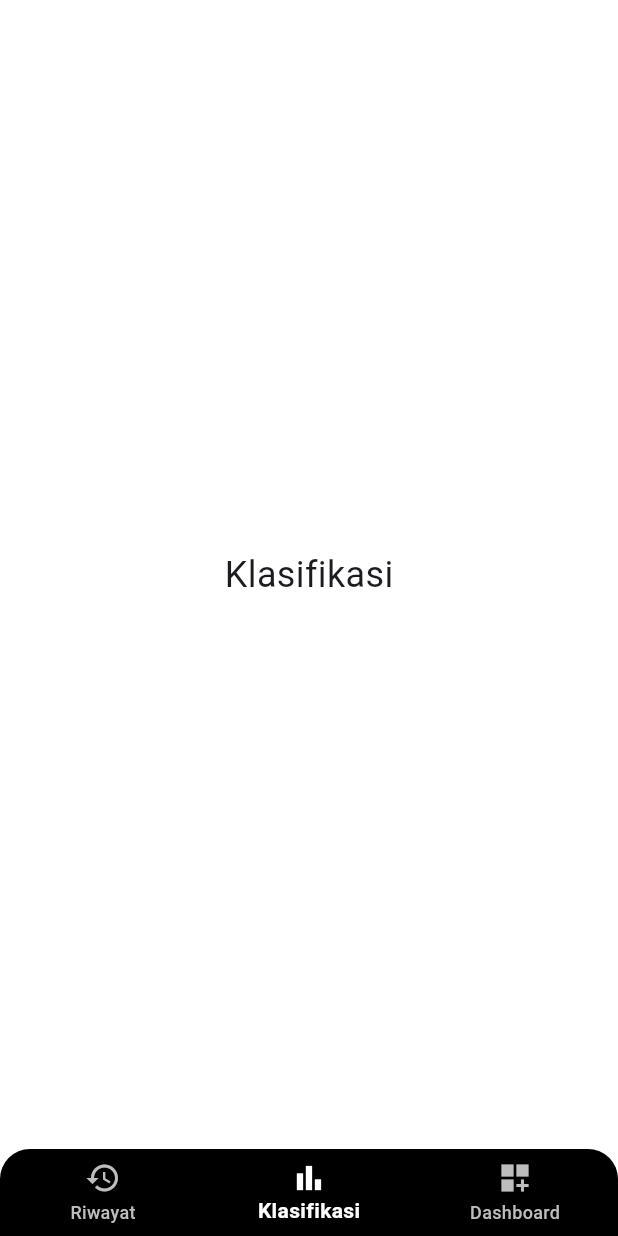
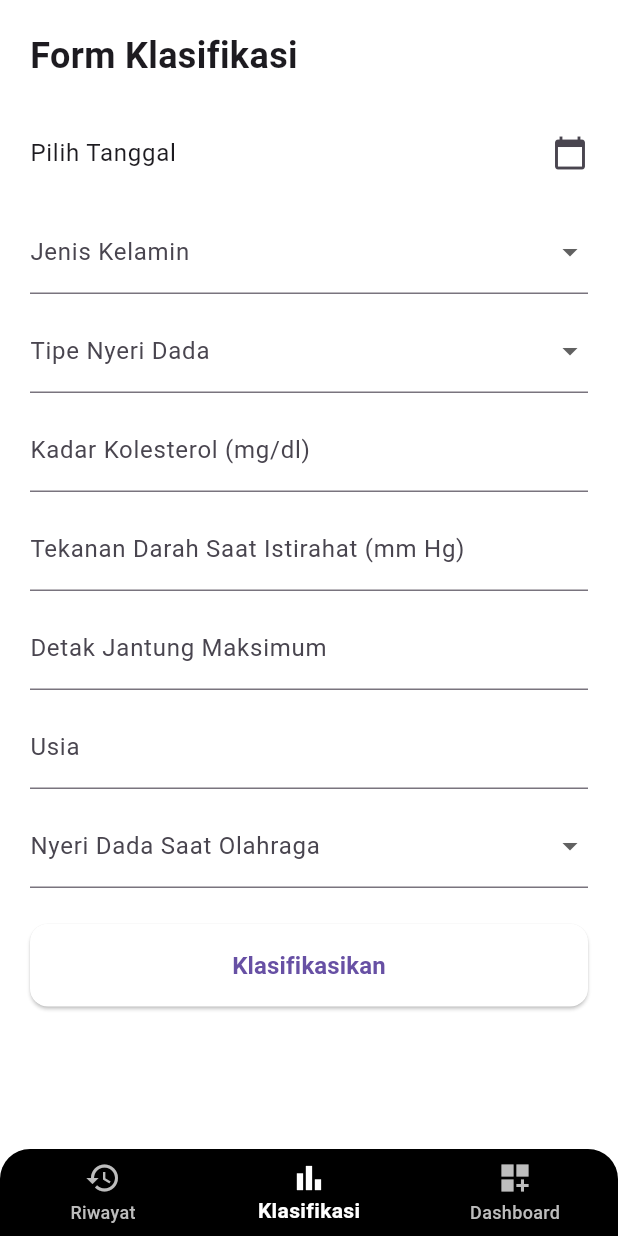
Before and after one commit to iFannJR/Apps_Flutter, a Flutter app: the DashboardPage screen opened directly, item 2 of the bottom bar chosen, on a phone screen of 412 x 824 dp. Run offline on Flutter 3.47's test engine with Material 3 defaults, Android fonts, the phone set to English and light mode, and no system bars.

Commit message:
Klasifikasi Flutter

```diff
--- a/flutter_application_1/lib/dashboard_page.dart
+++ b/flutter_application_1/lib/dashboard_page.dart
@@ -1,6 +1,6 @@
 import 'package:flutter/material.dart';
 import 'riwayat_page.dart';
-
+import 'klasifikasi_page.dart';
 
 class DashboardPage extends StatefulWidget {
   const DashboardPage({super.key});
@@ -20,9 +20,10 @@ class _DashboardPageState extends State<DashboardPage> {
 
 final List<Widget> _pages = [
   const RiwayatPage(),
-  Center(child: Text('Klasifikasi', style: TextStyle(fontSize: 24))),
+  const KlasifikasiPage(), // ← ganti dari Center() ke widget yang asli
   _DashboardHome(),
 ];
+
 
   @override
   Widget build(BuildContext context) {
--- /dev/null
+++ b/flutter_application_1/lib/klasifikasi_page.dart
@@ -0,0 +1,194 @@
+import 'package:flutter/material.dart';
+import 'package:intl/intl.dart';
+
+class KlasifikasiPage extends StatefulWidget {
+  const KlasifikasiPage({super.key});
+
+  @override
+  State<KlasifikasiPage> createState() => _KlasifikasiPageState();
+}
+
+class _KlasifikasiPageState extends State<KlasifikasiPage>
+    with SingleTickerProviderStateMixin {
+  final _formKey = GlobalKey<FormState>();
+
+  DateTime? _selectedDate;
+  String? _gender;
+  String? _chestPainType;
+  String? _exerciseInducedAngina;
+
+  final TextEditingController _bloodPressureController = TextEditingController();
+  final TextEditingController _heartRateController = TextEditingController();
+  final TextEditingController _ageController = TextEditingController();
+  final TextEditingController _cholesterolController = TextEditingController();
+
+  late AnimationController _animationController;
+  late Animation<double> _fadeIn;
+
+  @override
+  void initState() {
+    super.initState();
+    _animationController =
+        AnimationController(vsync: this, duration: const Duration(milliseconds: 800));
+    _fadeIn = CurvedAnimation(parent: _animationController, curve: Curves.easeIn);
+    _animationController.forward();
+  }
+
+  @override
+  void dispose() {
+    _animationController.dispose();
+    _bloodPressureController.dispose();
+    _heartRateController.dispose();
+    _ageController.dispose();
+    _cholesterolController.dispose();
+    super.dispose();
+  }
+
+  Future<void> _selectDate(BuildContext context) async {
+    final DateTime? picked = await showDatePicker(
+      context: context,
+      initialDate: DateTime.now(),
+      firstDate: DateTime(1950),
+      lastDate: DateTime.now(),
+    );
+    if (picked != null && picked != _selectedDate) {
+      setState(() {
+        _selectedDate = picked;
+      });
+    }
+  }
+
+  @override
+  Widget build(BuildContext context) {
+    return FadeTransition(
+      opacity: _fadeIn,
+      child: SingleChildScrollView(
+        padding: const EdgeInsets.all(20),
+        child: Form(
+          key: _formKey,
+          child: Column(
+            crossAxisAlignment: CrossAxisAlignment.start,
+            children: [
+              const Text("Form Klasifikasi", style: TextStyle(fontSize: 24, fontWeight: FontWeight.bold)),
+              const SizedBox(height: 20),
+
+              // Tanggal
+              ListTile(
+                contentPadding: EdgeInsets.zero,
+                title: Text(_selectedDate == null
+                    ? "Pilih Tanggal"
+                    : DateFormat('dd MMM yyyy').format(_selectedDate!)),
+                trailing: const Icon(Icons.calendar_today),
+                onTap: () => _selectDate(context),
+              ),
+
+              const SizedBox(height: 10),
+
+              // Jenis Kelamin
+              DropdownButtonFormField<String>(
+                decoration: const InputDecoration(labelText: 'Jenis Kelamin'),
+                value: _gender,
+                items: ['Cowok', 'Cewek'].map((String value) {
+                  return DropdownMenuItem<String>(
+                      value: value, child: Text(value));
+                }).toList(),
+                onChanged: (val) => setState(() => _gender = val),
+              ),
+
+              const SizedBox(height: 10),
+
+              // Tipe Nyeri Dada
+              DropdownButtonFormField<String>(
+                decoration: const InputDecoration(labelText: 'Tipe Nyeri Dada'),
+                value: _chestPainType,
+                items: ['Typical Angina', 'Atypical Angina', 'Non-anginal Pain', 'Asymptomatic']
+                    .map((String value) {
+                  return DropdownMenuItem<String>(
+                      value: value, child: Text(value));
+                }).toList(),
+                onChanged: (val) => setState(() => _chestPainType = val),
+              ),
+
+              const SizedBox(height: 10),
+
+              // Kolesterol
+              TextFormField(
+                controller: _cholesterolController,
+                keyboardType: TextInputType.number,
+                decoration: const InputDecoration(labelText: 'Kadar Kolesterol (mg/dl)'),
+              ),
+
+              const SizedBox(height: 10),
+
+              // Tekanan Darah
+              TextFormField(
+                controller: _bloodPressureController,
+                keyboardType: TextInputType.number,
+                decoration: const InputDecoration(labelText: 'Tekanan Darah Saat Istirahat (mm Hg)'),
+              ),
+
+              const SizedBox(height: 10),
+
+              // Detak Jantung Maksimum
+              TextFormField(
+                controller: _heartRateController,
+                keyboardType: TextInputType.number,
+                decoration: const InputDecoration(labelText: 'Detak Jantung Maksimum'),
+              ),
+
+              const SizedBox(height: 10),
+
+              // Usia
+              TextFormField(
+                controller: _ageController,
+                keyboardType: TextInputType.number,
+                decoration: const InputDecoration(labelText: 'Usia'),
+              ),
+
+              const SizedBox(height: 10),
+
+              // Nyeri Dada Saat Olahraga
+              DropdownButtonFormField<String>(
+                decoration: const InputDecoration(labelText: 'Nyeri Dada Saat Olahraga'),
+                value: _exerciseInducedAngina,
+                items: ['Iya', 'Tidak'].map((String value) {
+                  return DropdownMenuItem<String>(
+                      value: value, child: Text(value));
+                }).toList(),
+                onChanged: (val) => setState(() => _exerciseInducedAngina = val),
+              ),
+
+              const SizedBox(height: 24),
+
+              // Tombol Submit
+              SizedBox(
+                width: double.infinity,
+                child: ElevatedButton(
+                  onPressed: () {
+                    if (_formKey.currentState!.validate()) {
+                      // Tambahkan logika klasifikasi di sini
+                      ScaffoldMessenger.of(context).showSnackBar(
+                        const SnackBar(content: Text("Memproses Data Klasifikasi...")),
+                      );
+                    }
+                  },
+                  style: ElevatedButton.styleFrom(
+                    padding: const EdgeInsets.symmetric(vertical: 16),
+                    backgroundColor: Colors.white,
+                    shape: RoundedRectangleBorder(
+                      borderRadius: BorderRadius.circular(12),
+                    ),
+                  ),
+                  child: const Text(
+                    "Klasifikasikan",
+                    style: TextStyle(fontSize: 16, fontWeight: FontWeight.bold),
+                  ),
+                ),
+              ),
+            ],
+          ),
+        ),
+      ),
+    );
+  }
+}
```
